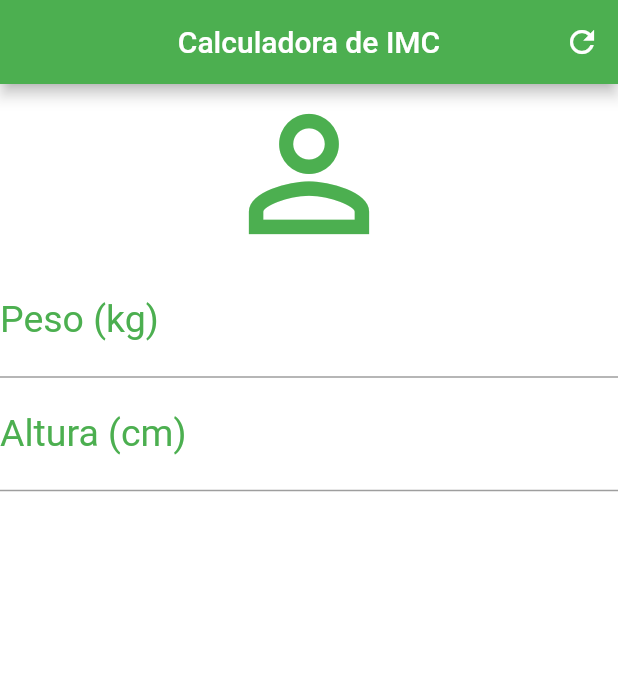
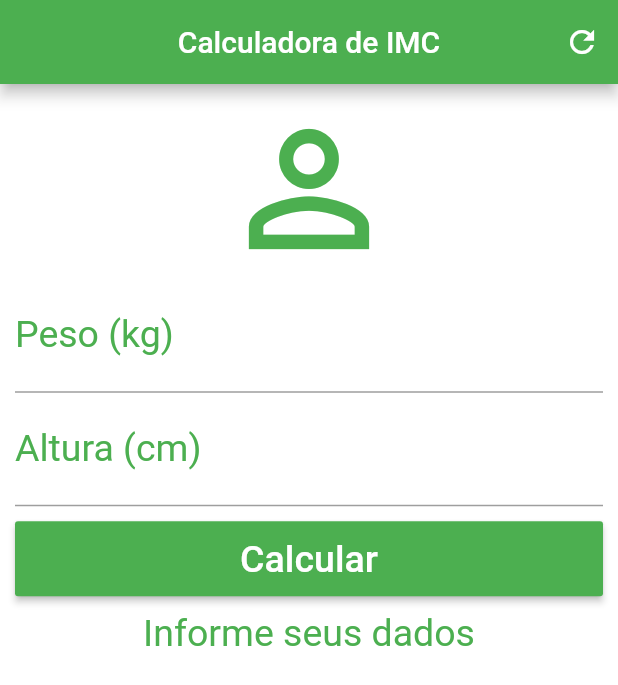
Before and after one commit to 1cadumagalhaes/imc-calculator, a Flutter app: the screen it shows after launch, on a phone screen of 412 x 824 dp. Shown: the top 685 px of the screen. Run offline on Flutter 3.47's test engine with Material 2 defaults, Android fonts, the phone set to English and light mode, and no system bars.

Commit message:
App funcional

```diff
--- a/lib/main.dart
+++ b/lib/main.dart
@@ -1,10 +1,9 @@
 import 'package:flutter/material.dart';
 
-void main(){
+void main() {
   runApp(MaterialApp(
     home: Home(),
-    )
-  );
+  ));
 }
 
 class Home extends StatefulWidget {
@@ -13,6 +12,44 @@ class Home extends StatefulWidget {
 }
 
 class _HomeState extends State<Home> {
+  TextEditingController weigthController = TextEditingController();
+  TextEditingController heigthController = TextEditingController();
+
+  GlobalKey<FormState> _formKey = GlobalKey<FormState>();
+
+  String _infoText = "Informe seus dados";
+
+  void _resetFields() {
+    weigthController.text = "";
+    heigthController.text = "";
+    setState(() {
+      _infoText = "Informe seus dados!";
+      _formKey = GlobalKey<FormState>();
+    });
+  }
+
+  void _calculate() {
+    setState(() {
+      double peso = double.parse(weigthController.text),
+          altura = double.parse(heigthController.text) / 100,
+          imc = 0;
+      imc = peso / (altura * altura);
+      if (imc < 18.6) {
+        _infoText = "Abaixo do peso (${imc.toStringAsPrecision(3)})";
+      } else if (imc < 24.9) {
+        _infoText = "Peso ideal (${imc.toStringAsPrecision(3)})";
+      } else if (imc < 29.9) {
+        _infoText = "Acima do peso (${imc.toStringAsPrecision(3)})";
+      } else if (imc < 34.9) {
+        _infoText = "Obesidade Grau I (${imc.toStringAsPrecision(3)})";
+      } else if (imc < 39.9) {
+        _infoText = "Obesidade Grau II (${imc.toStringAsPrecision(3)})";
+      } else {
+        _infoText = "Obesidade Grau III (${imc.toStringAsPrecision(3)})";
+      }
+    });
+  }
+
   @override
   Widget build(BuildContext context) {
     return Scaffold(
@@ -21,34 +58,76 @@ class _HomeState extends State<Home> {
         centerTitle: true,
         backgroundColor: Colors.green,
         actions: <Widget>[
-          IconButton(icon: Icon(Icons.refresh),onPressed: (){},),
+          IconButton(
+            icon: Icon(Icons.refresh),
+            onPressed: _resetFields,
+          ),
         ],
       ),
       backgroundColor: Colors.white,
-      body: Column(
+      body: SingleChildScrollView(
+          padding: EdgeInsets.fromLTRB(10, 10, 10, 10),
+          child: Form(
+            key: _formKey,
+            child: Column(
               children: <Widget>[
-          Icon(Icons.person_outline, size: 120.0, color: Colors.green,),
-          TextField(
+                Icon(
+                  Icons.person_outline,
+                  size: 120.0,
+                  color: Colors.green,
+                ),
+                TextFormField(
                   keyboardType: TextInputType.number,
                   decoration: InputDecoration(
                       labelText: "Peso (kg)",
-              labelStyle: TextStyle(color: Colors.green)
-            ),
+                      labelStyle: TextStyle(color: Colors.green)),
                   textAlign: TextAlign.center,
                   style: TextStyle(color: Colors.green, fontSize: 25.0),
+                  controller: weigthController,
+                  validator: (value) {
+                    if (value.isEmpty) {
+                      return "Insira seu peso!";
+                    }
+                  },
                 ),
-          TextField(
+                TextFormField(
                   keyboardType: TextInputType.number,
                   decoration: InputDecoration(
                       labelText: "Altura (cm)",
-              labelStyle: TextStyle(color: Colors.green)
-            ),
+                      labelStyle: TextStyle(color: Colors.green)),
                   textAlign: TextAlign.center,
                   style: TextStyle(color: Colors.green, fontSize: 25.0),
+                  controller: heigthController,
+                  validator: (value) {
+                    if (value.isEmpty) {
+                      return "Insira sua Altura!";
+                    }
+                  },
                 ),
+                Padding(
+                  padding: EdgeInsets.only(top: 10.0, bottom: 10.0),
+                  child: Container(
+                    height: 50.0,
+                    child: RaisedButton(
+                      onPressed: () {
+                        if (_formKey.currentState.validate()) _calculate();
+                      },
+                      child: Text("Calcular",
+                          style:
+                              TextStyle(color: Colors.white, fontSize: 25.0)),
+                      color: Colors.green,
+                    ),
+                  ),
+                ),
+                Text(
+                  _infoText,
+                  textAlign: TextAlign.center,
+                  style: TextStyle(color: Colors.green, fontSize: 25.0),
+                )
               ],
               crossAxisAlignment: CrossAxisAlignment.stretch,
             ),
+          )),
     );
   }
 }
```
Lines whose indentation alone changed are shown as unchanged.
